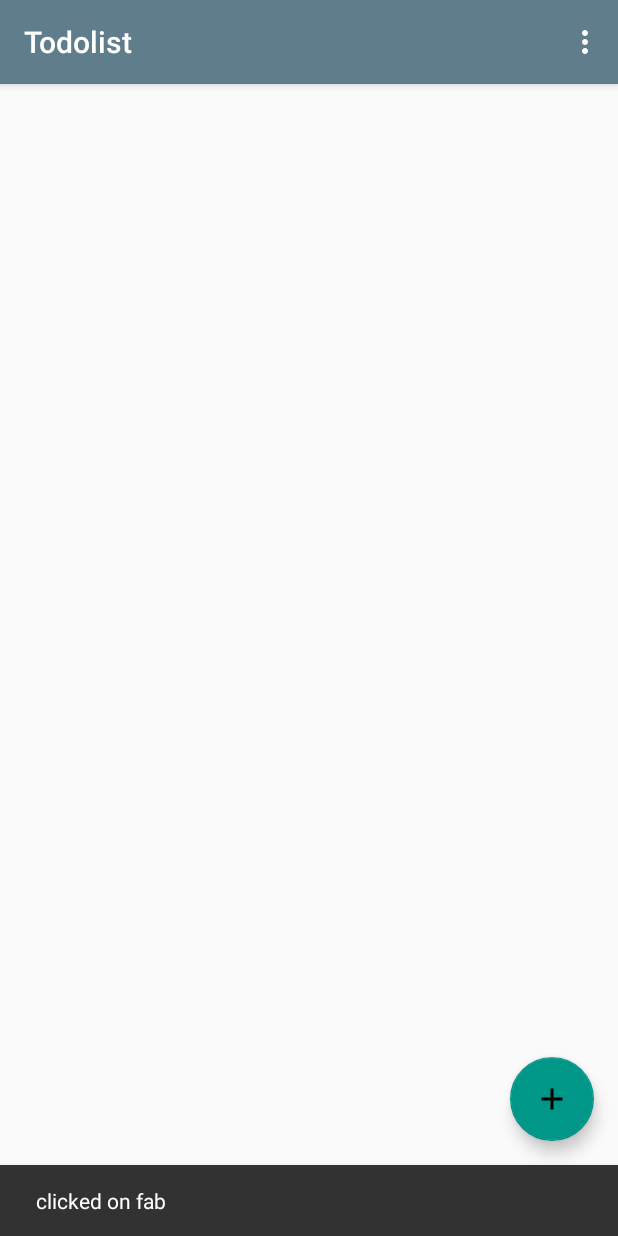
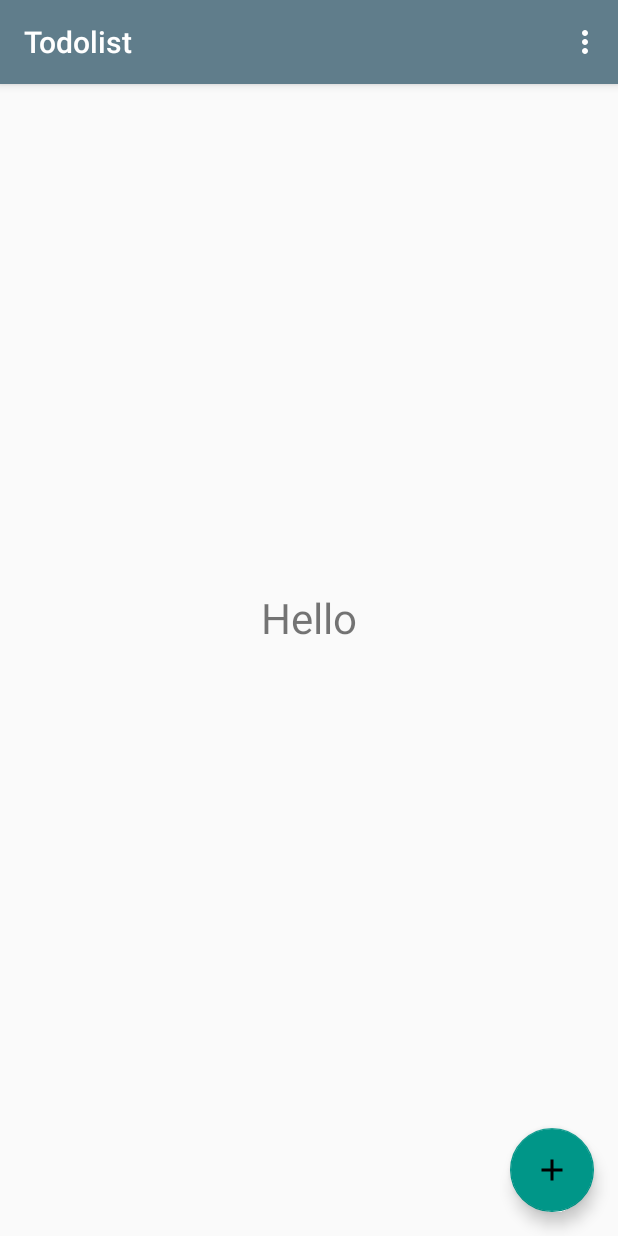
Before and after one commit to TheBoyMoe/ToDoList, an Android app: the screen it shows after launch (MainActivity), after a tap on an icon or button, on a phone screen of 412 x 824 dp. Run offline under Robolectric (Android 15) with nearby library versions, the phone set to English and light mode, and no system bars; our stand-ins replace Timber; 1 statement that could not run was skipped.

Commit message:
forward fab clicks to fragment

```diff
--- a/app/src/main/AndroidManifest.xml
+++ b/app/src/main/AndroidManifest.xml
@@ -14,7 +14,6 @@
             android:theme="@style/AppTheme.NoActionBar">
             <intent-filter>
                 <action android:name="android.intent.action.MAIN"/>
-
                 <category android:name="android.intent.category.LAUNCHER"/>
             </intent-filter>
         </activity>
--- /dev/null
+++ b/app/src/main/java/com/example/todolist/common/ContractFragment.java
@@ -0,0 +1,37 @@
+package com.example.todolist.common;
+
+import android.app.Activity;
+import android.content.Context;
+import android.support.v4.app.Fragment;
+
+public class ContractFragment<T> extends Fragment{
+
+    private T mContract;
+
+    @SuppressWarnings("unchecked")
+    @Override
+    public void onAttach(Context context) {
+        super.onAttach(context);
+        Activity activity = (Activity) context;
+        try {
+            mContract = (T) activity;
+        } catch (ClassCastException e) {
+            throw new IllegalStateException(activity.getClass()
+                    .getSimpleName()
+                    + " does not implement contract interface for "
+                    + getClass().getSimpleName(), e);
+        }
+    }
+
+    @Override
+    public void onDetach() {
+        super.onDetach();
+        mContract = null;
+    }
+
+    public final T getContract(){
+        return mContract;
+    }
+
+
+}
--- a/app/src/main/java/com/example/todolist/ui/activity/BaseActivity.java
+++ b/app/src/main/java/com/example/todolist/ui/activity/BaseActivity.java
@@ -18,7 +18,7 @@ public class BaseActivity extends AppCompatActivity {
     @Override
     public void onCreate(@Nullable Bundle savedInstanceState) {
         super.onCreate(savedInstanceState);
-        setContentView(R.layout.activity_fragment_container);
+        setContentView(R.layout.fragment_container);
 
         // add the toolbar
         Toolbar toolbar = (Toolbar) findViewById(R.id.toolbar);
--- a/app/src/main/java/com/example/todolist/ui/activity/MainActivity.java
+++ b/app/src/main/java/com/example/todolist/ui/activity/MainActivity.java
@@ -9,15 +9,21 @@ import android.view.MenuItem;
 import android.view.View;
 
 import com.example.todolist.R;
-import com.example.todolist.common.Utils;
+import com.example.todolist.ui.fragment.MainActivityFragment;
+
+import timber.log.Timber;
 
 public class MainActivity extends AppCompatActivity {
+
+    private MainActivityFragment mMainFragment;
 
     @Override
     protected void onCreate(Bundle savedInstanceState) {
         super.onCreate(savedInstanceState);
-        setContentView(R.layout.activity_main);
+        setContentView(R.layout.fragment_container);
+
         Toolbar toolbar = (Toolbar) findViewById(R.id.toolbar);
+        Timber.i("toolbar: " + toolbar);
         setSupportActionBar(toolbar);
 
         FloatingActionButton addTask = (FloatingActionButton) findViewById(R.id.fab);
@@ -25,11 +31,24 @@ public class MainActivity extends AppCompatActivity {
             addTask.setOnClickListener(new View.OnClickListener() {
                 @Override
                 public void onClick(View view) {
-                    Utils.showSnackbar(view, "clicked on fab");
+                    // forward any click events to the fragment
+                    mMainFragment.addTask();
                 }
             });
         }
+
+        // cache a reference to the fragment
+        mMainFragment = (MainActivityFragment) getSupportFragmentManager()
+                                                .findFragmentById(R.id.fragment_container);
+        if(mMainFragment == null){
+            mMainFragment = MainActivityFragment.newInstance();
+            getSupportFragmentManager().beginTransaction()
+                    .add(R.id.fragment_container, mMainFragment)
+                    .commit();
+        }
+
     }
+
 
     @Override
     public boolean onCreateOptionsMenu(Menu menu) {
@@ -43,4 +62,5 @@ public class MainActivity extends AppCompatActivity {
         return  (item.getItemId() == R.id.action_settings)
                 || super.onOptionsItemSelected(item);
     }
+
 }
--- a/app/src/main/java/com/example/todolist/ui/fragment/MainActivityFragment.java
+++ b/app/src/main/java/com/example/todolist/ui/fragment/MainActivityFragment.java
@@ -1,18 +1,20 @@
 package com.example.todolist.ui.fragment;
 
 import android.os.Bundle;
-import android.support.v4.app.Fragment;
 import android.view.LayoutInflater;
 import android.view.View;
 import android.view.ViewGroup;
 
 import com.example.todolist.R;
+import com.example.todolist.common.ContractFragment;
+import com.example.todolist.common.Utils;
 
-/**
- * A placeholder fragment containing a simple view.
- */
-public class MainActivityFragment extends Fragment {
+public class MainActivityFragment extends
+        ContractFragment<MainActivityFragment.Contract> {
 
+    interface Contract {
+        // add methods
+    }
 
     public MainActivityFragment() { }
 
@@ -27,5 +29,9 @@ public class MainActivityFragment extends Fragment {
         return view;
     }
 
+    public void addTask(){
+        Utils.showToast(getActivity(), "the fragment has spoken");
+    }
+
 
 }
--- a/app/src/main/res/layout/activity_fragment_container.xml
+++ b/app/src/main/res/layout/fragment_container.xml
@@ -12,7 +12,6 @@
         android:id="@+id/appbar"
         android:layout_width="match_parent"
         android:layout_height="wrap_content"
-        android:background="@android:color/transparent"
         android:theme="@style/AppTheme.AppBarOverlay">
 
         <android.support.v7.widget.Toolbar
@@ -28,4 +27,12 @@
         android:layout_width="match_parent"
         android:layout_height="match_parent"/>
 
+    <android.support.design.widget.FloatingActionButton
+        android:id="@+id/fab"
+        android:layout_width="wrap_content"
+        android:layout_height="wrap_content"
+        android:layout_gravity="bottom|end"
+        android:layout_margin="@dimen/fab_margin"
+        android:src="@drawable/action_add"/>
+
 </android.support.design.widget.CoordinatorLayout>
--- a/app/src/main/res/layout/fragment_main.xml
+++ b/app/src/main/res/layout/fragment_main.xml
@@ -2,14 +2,16 @@
                 xmlns:tools="http://schemas.android.com/tools"
                 android:layout_width="match_parent"
                 android:layout_height="match_parent"
-                android:paddingBottom="@dimen/activity_vertical_margin"
-                android:paddingLeft="@dimen/activity_horizontal_margin"
-                android:paddingRight="@dimen/activity_horizontal_margin"
-                android:paddingTop="@dimen/activity_vertical_margin"
                 tools:context=".ui.fragment.MainActivityFragment"
                 tools:showIn="@layout/activity_main">
 
 
+    <TextView
+        android:gravity="center"
+        android:text="Hello"
+        android:textSize="28sp"
+        android:layout_width="match_parent"
+        android:layout_height="match_parent"/>
 
 
 </RelativeLayout>
```
Also changed, not shown: app/src/main/res/layout/toolbar.xml (deleted, +0 -8 lines).
